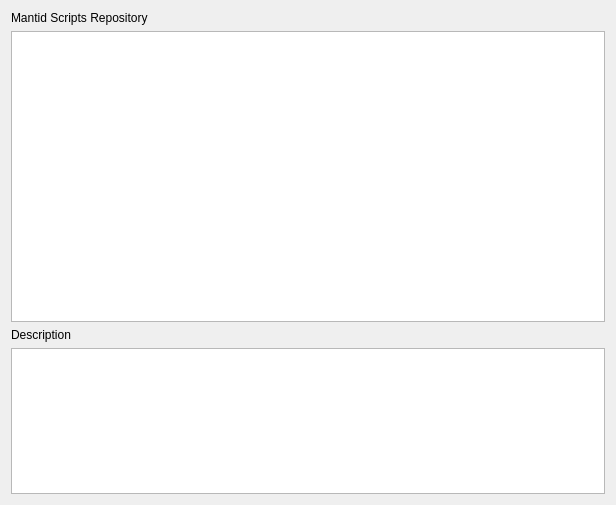
mantidproject/mantid, file Code/Mantid/MantidQt/API/inc/MantidQtAPI/ScriptRepositoryView.ui: the form before one commit.
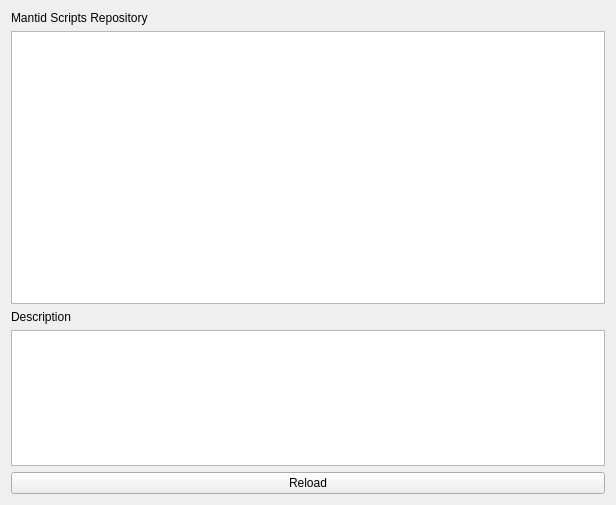
The form after the commit. Custom widgets are drawn as their Qt base class.

Commit message:
Introduction of ScriptRepositoryView
The class responsible for the UserInterface of ScriptRepository

re #6177

```diff
--- a/Code/Mantid/MantidQt/API/inc/MantidQtAPI/ScriptRepositoryView.ui
+++ b/Code/Mantid/MantidQt/API/inc/MantidQtAPI/ScriptRepositoryView.ui
@@ -13,7 +13,7 @@
   <property name="windowTitle">
    <string>Script Repository</string>
   </property>
-  <layout class="QVBoxLayout" name="verticalLayout" stretch="0,2,0,1">
+  <layout class="QVBoxLayout" name="verticalLayout" stretch="0,2,0,1,0">
    <item>
     <widget class="QLabel" name="label">
      <property name="text">
@@ -34,9 +34,23 @@
    <item>
     <widget class="QTextBrowser" name="desc_textBrowser"/>
    </item>
+   <item>
+    <widget class="QPushButton" name="reloadPushButton">
+     <property name="text">
+      <string>Reload</string>
+     </property>
+    </widget>
+   </item>
   </layout>
  </widget>
  <layoutdefault spacing="6" margin="11"/>
+ <customwidgets>
+  <customwidget>
+   <class>MantidQt::API::RepoTreeView</class>
+   <extends>QTreeView</extends>
+   <header>MantidQtAPI/RepoTreeView.h</header>
+  </customwidget>
+ </customwidgets>
  <resources/>
  <connections/>
 </ui>
```
Left out of the diff: 2 changed lines with no effect on the pictures. The commit also changes 2 other files.
